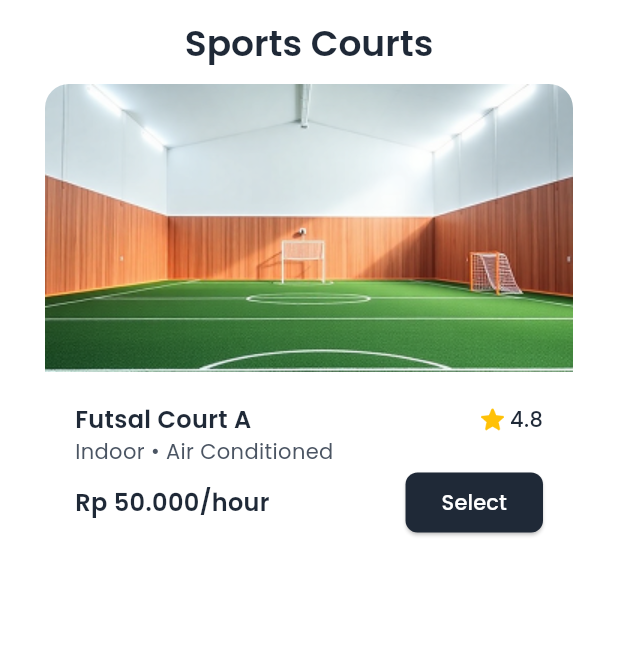
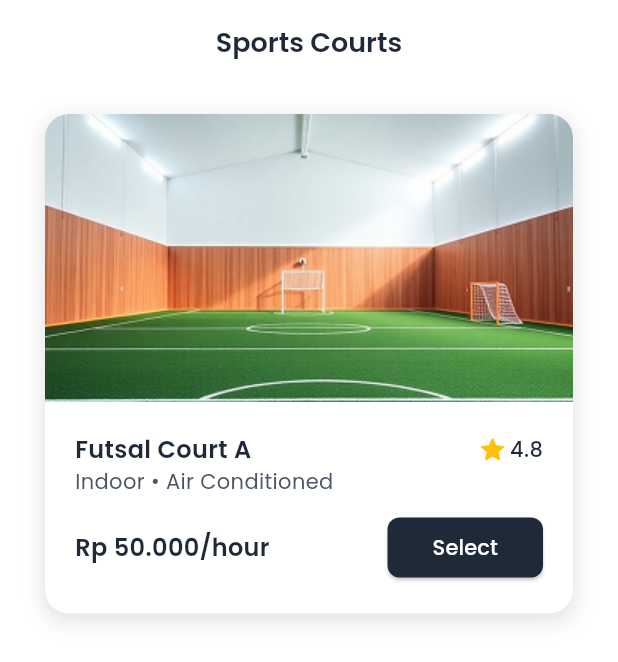
Before and after one commit to fikripratama73/flutter-court-booking, a Flutter app: the HomePage screen opened directly, on a phone screen of 412 x 824 dp. Shown: the top 662 px of the screen. Run offline on Flutter 3.47's test engine with Material 3 defaults, Android fonts, the light colour scheme and no system bars; our stand-ins replace google_fonts.

Commit message:
feat: home page

```diff
--- a/lib/screens/home_page.dart
+++ b/lib/screens/home_page.dart
@@ -13,7 +13,7 @@ class HomePage extends StatelessWidget {
         title: Text(
           "Sports Courts",
           style: GoogleFonts.poppins(
-            fontSize: 24,
+            fontSize: 18,
             fontWeight: FontWeight.w600,
             color: Color(0xFF1F2937),
           ),
@@ -25,6 +25,8 @@ class HomePage extends StatelessWidget {
       body: Center(
         child: Column(
           children: <Widget>[
+            SizedBox(height: 20),
+
             BuildBookingCard(
               title: "Futsal Court A",
               category: "Indoor • Air Conditioned",
--- a/lib/widgets/build_booking_card.dart
+++ b/lib/widgets/build_booking_card.dart
@@ -2,12 +2,6 @@ import 'package:court_booking/screens/package_duration_page.dart';
 import 'package:flutter/material.dart';
 import 'package:google_fonts/google_fonts.dart';
 import 'package:intl/intl.dart';
-
-class AppColors {
-  static const primaryText = Color(0xFF1F2937);
-  static const secondaryText = Color(0xFF4B5563);
-  static const buttonBg = Color(0xFF1F2937);
-}
 
 class BuildBookingCard extends StatelessWidget {
   const BuildBookingCard({
@@ -33,40 +27,29 @@ class BuildBookingCard extends StatelessWidget {
       decimalDigits: 0,
     ).format(price);
 
-    return GestureDetector(
-      onTap: () {
-        Navigator.of(context).push(
-          MaterialPageRoute(builder: (context) => const PackageDurationPage()),
-        );
-      },
-      child: Container(
+    return Container(
       constraints: const BoxConstraints(maxWidth: 352, minHeight: 300),
       decoration: BoxDecoration(
         borderRadius: BorderRadius.circular(16),
         color: Colors.white,
+        boxShadow: [
+          BoxShadow(
+            color: Colors.black.withOpacity(0.1),
+            blurRadius: 10,
+            spreadRadius: 2,
+            offset: const Offset(0, 4),
+          ),
+        ],
       ),
       child: Column(
         children: <Widget>[
           ClipRRect(
-              borderRadius: const BorderRadius.vertical(
-                top: Radius.circular(16),
-              ),
+            borderRadius: const BorderRadius.vertical(top: Radius.circular(16)),
             child: Image.asset(
               'assets/images/$img',
               width: double.infinity,
               height: 192,
               fit: BoxFit.cover,
-                errorBuilder: (context, error, stackTrace) {
-                  return Container(
-                    height: 192,
-                    color: Colors.grey[200],
-                    child: const Icon(
-                      Icons.broken_image,
-                      size: 50,
-                      color: Colors.grey,
-                    ),
-                  );
-                },
             ),
           ),
           Container(
@@ -82,7 +65,7 @@ class BuildBookingCard extends StatelessWidget {
                       style: GoogleFonts.poppins(
                         fontSize: 16,
                         fontWeight: FontWeight.w600,
-                          color: AppColors.primaryText,
+                        color: Color(0xFF1F2937),
                       ),
                     ),
                     Row(
@@ -98,7 +81,7 @@ class BuildBookingCard extends StatelessWidget {
                           style: GoogleFonts.poppins(
                             fontSize: 14,
                             fontWeight: FontWeight.w500,
-                              color: AppColors.primaryText,
+                            color: Color(0xFF1F2937),
                           ),
                         ),
                       ],
@@ -112,10 +95,11 @@ class BuildBookingCard extends StatelessWidget {
                     style: GoogleFonts.poppins(
                       fontSize: 14,
                       fontWeight: FontWeight.w400,
-                        color: AppColors.secondaryText,
+                      color: Color(0xFF4B5563),
                     ),
                   ),
                 ),
+                SizedBox(height: 10),
                 Row(
                   mainAxisAlignment: MainAxisAlignment.spaceBetween,
                   children: [
@@ -124,7 +108,7 @@ class BuildBookingCard extends StatelessWidget {
                       style: GoogleFonts.poppins(
                         fontSize: 16,
                         fontWeight: FontWeight.w600,
-                          color: AppColors.primaryText,
+                        color: Color(0xFF1F2937),
                       ),
                     ),
                     ElevatedButton(
@@ -136,7 +120,8 @@ class BuildBookingCard extends StatelessWidget {
                         );
                       },
                       style: ElevatedButton.styleFrom(
-                          backgroundColor: AppColors.buttonBg,
+                        backgroundColor: Color(0xFF1F2937),
+                        padding: EdgeInsets.symmetric(horizontal: 30),
                         shape: RoundedRectangleBorder(
                           borderRadius: BorderRadius.circular(8),
                         ),
@@ -157,7 +142,6 @@ class BuildBookingCard extends StatelessWidget {
           ),
         ],
       ),
-      ),
     );
   }
 }
```
Also changed, not shown: lib/screens/package_duration_page.dart (+17 -1 lines), pubspec.lock. Lines whose indentation alone changed are shown as unchanged.
